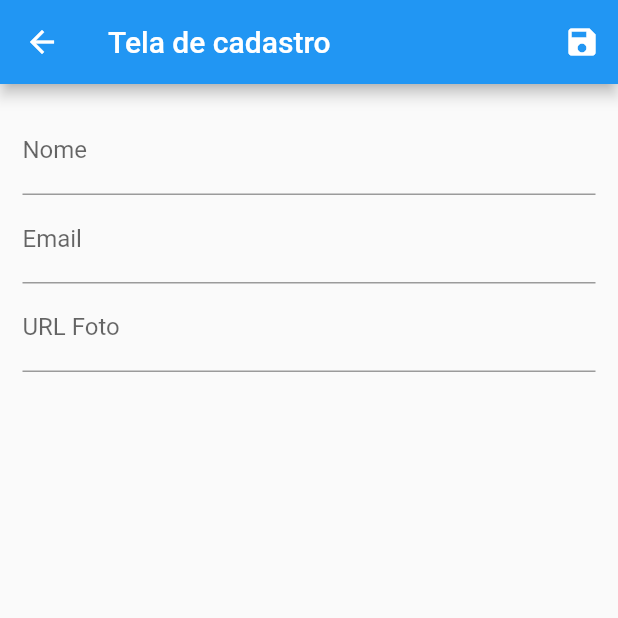
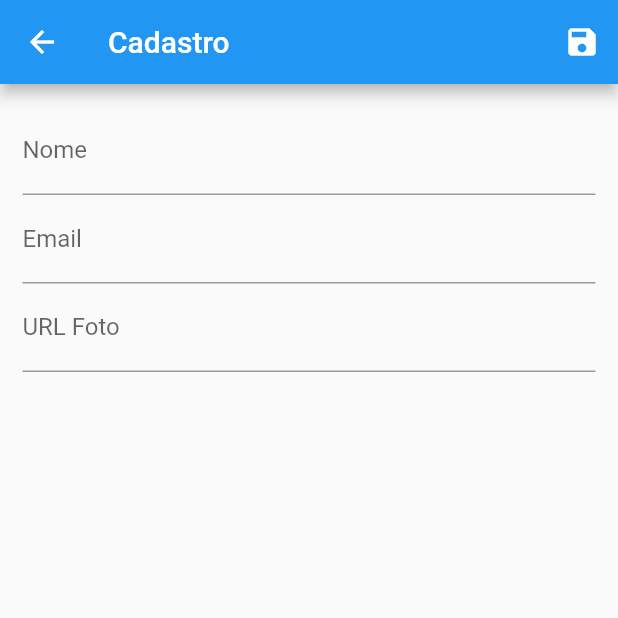
Before and after one commit to limatt/cadastro_pessoa, a Flutter app: the UserForm screen opened by its route, on a phone screen of 412 x 824 dp, the top half of it. Run offline on Flutter 3.47's test engine with Material 2 defaults, Android fonts, the phone set to English and light mode, and no system bars.

Commit message:
Push na branch main

```diff
--- a/lib/views/user_form.dart
+++ b/lib/views/user_form.dart
@@ -38,7 +38,7 @@ class _UserFormState extends State<UserForm> {
 
     return Scaffold(
       appBar: AppBar(
-        title: Text('Tela de cadastro'),
+        title: Text('Cadastro'),
         actions: <Widget>[
           IconButton(
             icon: Icon(Icons.save),
```
